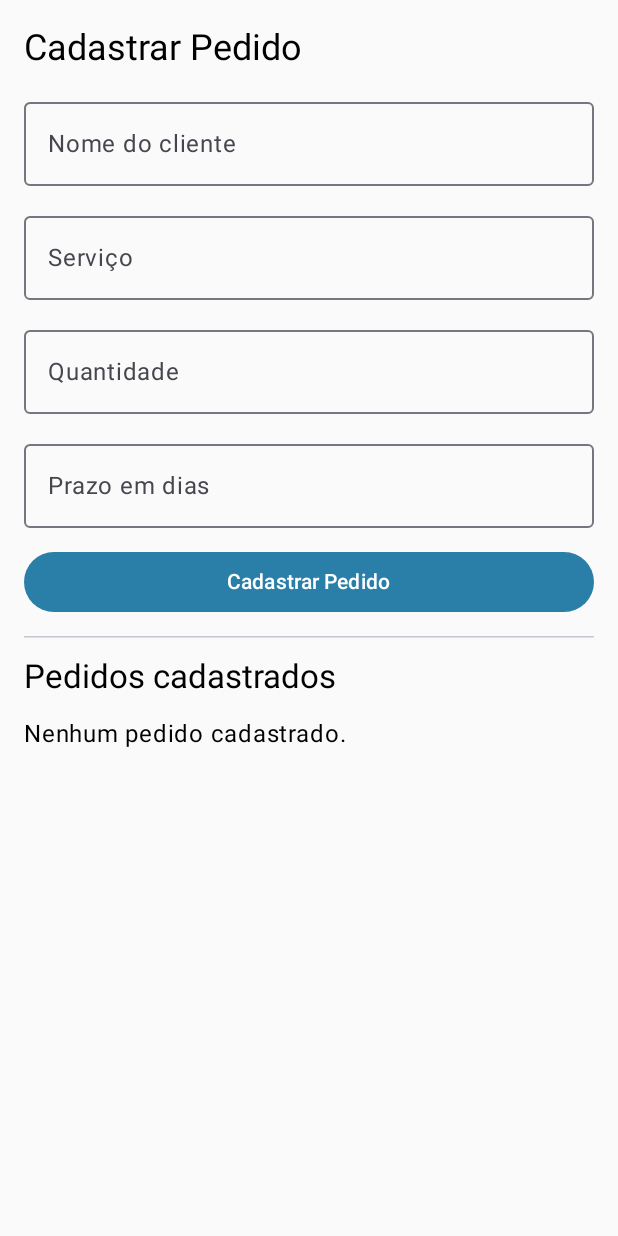
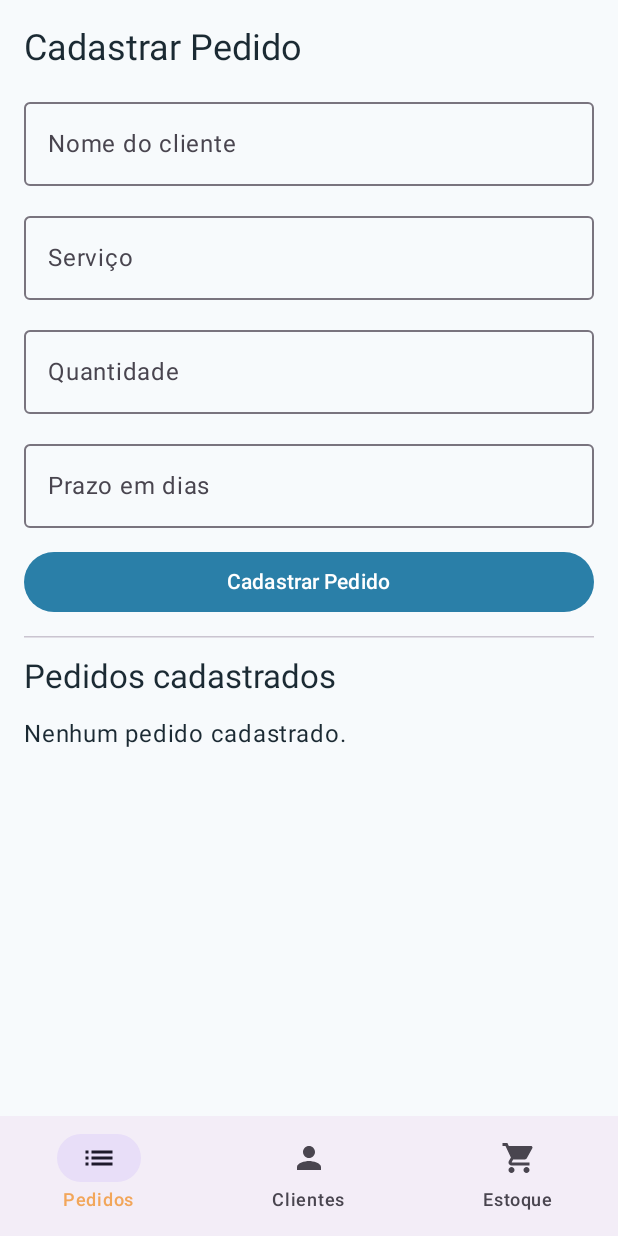
Before and after one commit to Edu1910sccp/Aquarela-Papelaria-, an Android app built with Jetpack Compose: the screen it shows after launch (MainActivity), on a phone screen of 412 x 824 dp. Run offline under Robolectric (Android 15) with nearby library versions, the phone set to English and light mode, and no system bars; our stand-ins replace Room's generated code.

Commit message:
feat: adiciona barra de navegação inferior (BottomNavigation)

```diff
--- a/app/app/src/main/java/br/edu/ifpe/aquarelapapelaria/ui/navigation/NavGraph.kt
+++ b/app/app/src/main/java/br/edu/ifpe/aquarelapapelaria/ui/navigation/NavGraph.kt
@@ -1,9 +1,26 @@
 package br.edu.ifpe.aquarelapapelaria.ui.navigation
 
+import androidx.compose.foundation.layout.padding
+import androidx.compose.material.icons.Icons
+import androidx.compose.material.icons.filled.List
+import androidx.compose.material.icons.filled.Person
+import androidx.compose.material.icons.filled.ShoppingCart
+import androidx.compose.material3.Icon
+import androidx.compose.material3.NavigationBar
+import androidx.compose.material3.NavigationBarItem
+import androidx.compose.material3.Scaffold
+import androidx.compose.material3.Text
 import androidx.compose.runtime.Composable
+import androidx.compose.runtime.getValue
+import androidx.compose.ui.Modifier
+import androidx.compose.ui.res.stringResource
+import androidx.navigation.NavDestination.Companion.hierarchy
+import androidx.navigation.NavGraph.Companion.findStartDestination
 import androidx.navigation.compose.NavHost
 import androidx.navigation.compose.composable
+import androidx.navigation.compose.currentBackStackEntryAsState
 import androidx.navigation.compose.rememberNavController
+import br.edu.ifpe.aquarelapapelaria.R
 import br.edu.ifpe.aquarelapapelaria.ui.features.clientes.ClientesScreen
 import br.edu.ifpe.aquarelapapelaria.ui.features.pedidos.PedidosScreen
 import br.edu.ifpe.aquarelapapelaria.ui.features.produtos.ProdutosScreen
@@ -12,9 +29,62 @@ import br.edu.ifpe.aquarelapapelaria.ui.features.produtos.ProdutosScreen
 fun AppNavGraph() {
     val navController = rememberNavController()
 
+    val itens = listOf(
+        NavTarget.Pedidos,
+        NavTarget.Clientes,
+        NavTarget.Produtos
+    )
+
+    Scaffold(
+        bottomBar = {
+            NavigationBar {
+                val navBackStackEntry by navController.currentBackStackEntryAsState()
+                val currentDestination = navBackStackEntry?.destination
+
+                itens.forEach { tela ->
+                    val selecionado = currentDestination?.hierarchy?.any { it.route == tela.rota } == true
+
+                    NavigationBarItem(
+                        icon = {
+                            Icon(
+                                imageVector = when (tela) {
+                                    NavTarget.Pedidos -> Icons.Default.List
+                                    NavTarget.Clientes -> Icons.Default.Person
+                                    NavTarget.Produtos -> Icons.Default.ShoppingCart
+                                },
+                                contentDescription = null
+                            )
+                        },
+                        label = {
+                            Text(
+                                stringResource(
+                                    when (tela) {
+                                        NavTarget.Pedidos -> R.string.nav_pedidos
+                                        NavTarget.Clientes -> R.string.nav_clientes
+                                        NavTarget.Produtos -> R.string.nav_estoque
+                                    }
+                                )
+                            )
+                        },
+                        selected = selecionado,
+                        onClick = {
+                            navController.navigate(tela.rota) {
+                                popUpTo(navController.graph.findStartDestination().id) {
+                                    saveState = true
+                                }
+                                launchSingleTop = true
+                                restoreState = true
+                            }
+                        }
+                    )
+                }
+            }
+        }
+    ) { innerPadding ->
         NavHost(
             navController = navController,
-        startDestination = NavTarget.Pedidos.rota
+            startDestination = NavTarget.Pedidos.rota,
+            modifier = Modifier.padding(innerPadding)
         ) {
             composable(NavTarget.Pedidos.rota) {
                 PedidosScreen()
@@ -27,3 +97,4 @@ fun AppNavGraph() {
             }
         }
     }
+}
--- a/app/app/src/main/res/values/strings.xml
+++ b/app/app/src/main/res/values/strings.xml
@@ -78,4 +78,9 @@
     <string name="produtos_marca_label">Marca: %1$s</string>
     <string name="produtos_quantidade_label">Qtd: %1$d</string>
 
+    <!-- Navegação -->
+    <string name="nav_pedidos">Pedidos</string>
+    <string name="nav_clientes">Clientes</string>
+    <string name="nav_estoque">Estoque</string>
+
 </resources>
```
Lines whose indentation alone changed are shown as unchanged.
